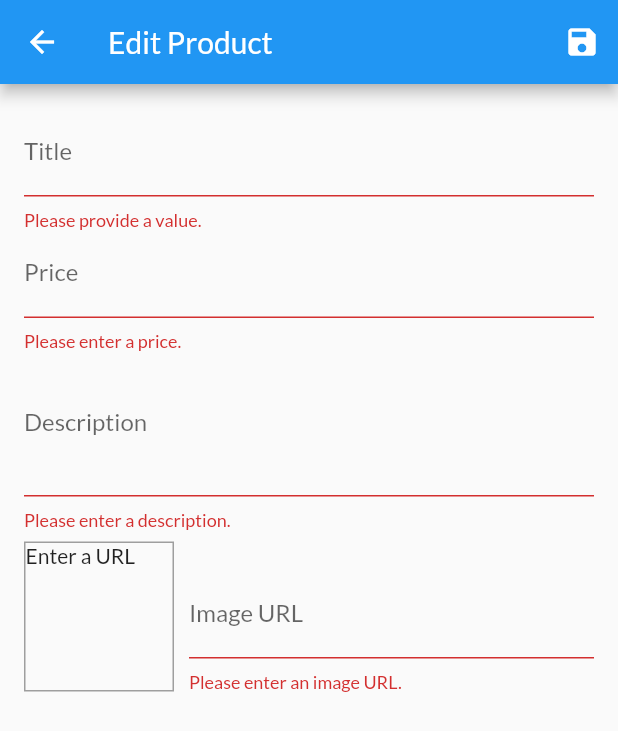
After one commit to Muhammadsajid12/shopy_app, a Flutter app: the EditProductScreen screen opened by its route, after a tap on the "save" icon, on a phone screen of 412 x 824 dp. The commit adds this screen. Shown: the top 731 px of the screen. Run offline on Flutter 3.47's test engine with Material 2 defaults, Android fonts, the light colour scheme and no system bars; network calls fail.

Commit message:
add form and validation

```diff
--- a/lib/main.dart
+++ b/lib/main.dart
@@ -7,6 +7,8 @@ import '../screens/products_overview_screen.dart';
 import './screens/product_detail_screen.dart';
 import './providers/products_items.dart';
 import './screens/card_screen.dart';
+import './screens/user_product.dart';
+import './screens/editProductScreen.dart';
 
 void main() => runApp(MyApp());
 
@@ -33,7 +35,9 @@ class MyApp extends StatelessWidget {
           //  Here define some routes..
           ProductDetailScreen.routeName: (ctx) => ProductDetailScreen(),
           CardScreen.routeName: (context) => CardScreen(),
-          OrdersScreen.routeName: (context) => OrdersScreen()
+          OrdersScreen.routeName: (context) => OrdersScreen(),
+          UserProduct.routeName: (context) => UserProduct(),
+          EditProductScreen.routeName: (context) => EditProductScreen()
         },
         // home: MyHomePage(),
       ),
--- a/lib/providers/products_items.dart
+++ b/lib/providers/products_items.dart
@@ -71,8 +71,35 @@ class Products with ChangeNotifier {
   //   notifyListeners();
   // }
 
-  void addProductd() {
-    // _item.add(value);
+  void addProduct(Product product) {
+    // Here we have to first add model class then extract the value from product map
+    final neWProduct = Product(
+        id: DateTime.now().toString(),
+        title: product.title,
+        description: product.description,
+        price: product.price,
+        imageUrl: product.imageUrl);
+
+    _items.insert(0, neWProduct);
+
+    notifyListeners();
+  }
+
+  void updateProduct(String id, Product newproduct) {
+    final productIndex = _items.indexWhere((element) => element.id == id);
+    if (productIndex <= 0) {
+      _items[productIndex] = newproduct;
+    } else {
+      print('...');
+    }
+    notifyListeners();
+  }
+
+// use for delete the product....
+  void deleteSignalProduct(String id) {
+    print('deletefn');
+    // RemoveWhere delete the all data when condition is meet..
+    _items.removeWhere((item) => item.id == id);
     notifyListeners();
   }
 }
--- /dev/null
+++ b/lib/screens/editProductScreen.dart
@@ -0,0 +1,272 @@
+import 'package:flutter/material.dart';
+import 'package:provider/provider.dart';
+
+import '../providers/product.dart';
+import '../providers/products_items.dart';
+
+class EditProductScreen extends StatefulWidget {
+  static const routeName = '/edit-product';
+
+  @override
+  _EditProductScreenState createState() => _EditProductScreenState();
+}
+
+class _EditProductScreenState extends State<EditProductScreen> {
+  final _priceFocusNode = FocusNode();
+  final _descriptionFocusNode = FocusNode();
+  final _imageUrlController = TextEditingController();
+  final _imageUrlFocusNode = FocusNode();
+  final _form = GlobalKey<FormState>();
+  var _editedProduct = Product(
+    id: null,
+    title: '',
+    price: 0,
+    description: '',
+    imageUrl: '',
+  );
+  var _initValues = {
+    'title': '',
+    'description': '',
+    'price': '',
+    'imageUrl': '',
+  };
+  var _isInit = true;
+
+  @override
+  void initState() {
+    _imageUrlFocusNode.addListener(_updateImageUrl);
+    super.initState();
+  }
+
+  @override
+  void didChangeDependencies() {
+    if (_isInit) {
+      final productId = ModalRoute.of(context).settings.arguments as String;
+      if (productId != null) {
+        print(productId);
+        _editedProduct =
+            Provider.of<Products>(context, listen: false).findById(productId);
+        _initValues = {
+          'title': _editedProduct.title,
+          'description': _editedProduct.description,
+          'price': _editedProduct.price.toString(),
+          // 'imageUrl': _editedProduct.imageUrl,
+          'imageUrl': '',
+        };
+        _imageUrlController.text = _editedProduct.imageUrl;
+      }
+    }
+    _isInit = false;
+    super.didChangeDependencies();
+  }
+
+  @override
+  void dispose() {
+    _imageUrlFocusNode.removeListener(_updateImageUrl);
+    _priceFocusNode.dispose();
+    _descriptionFocusNode.dispose();
+    _imageUrlController.dispose();
+    _imageUrlFocusNode.dispose();
+    super.dispose();
+  }
+
+  void _updateImageUrl() {
+    if (!_imageUrlFocusNode.hasFocus) {
+      if ((!_imageUrlController.text.startsWith('http') &&
+              !_imageUrlController.text.startsWith('https')) ||
+          (!_imageUrlController.text.endsWith('.png') &&
+              !_imageUrlController.text.endsWith('.jpg') &&
+              !_imageUrlController.text.endsWith('.jpeg'))) {
+        return;
+      }
+      setState(() {});
+    }
+  }
+
+  void _saveForm() {
+    final isValid = _form.currentState.validate();
+    if (!isValid) {
+      return;
+    }
+    _form.currentState.save();
+
+    if (_editedProduct.id != null) {
+      print('ProductUpdate');
+      Provider.of<Products>(context, listen: false)
+          .updateProduct(_editedProduct.id, _editedProduct);
+    } else {
+      print('ProductAdded');
+      Provider.of<Products>(context, listen: false).addProduct(_editedProduct);
+    }
+    Navigator.of(context).pop();
+  }
+
+  @override
+  Widget build(BuildContext context) {
+    return Scaffold(
+      appBar: AppBar(
+        title: Text('Edit Product'),
+        actions: <Widget>[
+          IconButton(
+            icon: Icon(Icons.save),
+            onPressed: _saveForm,
+          ),
+        ],
+      ),
+      body: Padding(
+        padding: const EdgeInsets.all(16.0),
+        child: Form(
+          key: _form,
+          child: ListView(
+            children: <Widget>[
+              TextFormField(
+                initialValue: _initValues['title'],
+                decoration: InputDecoration(labelText: 'Title'),
+                textInputAction: TextInputAction.next,
+                onFieldSubmitted: (_) {
+                  FocusScope.of(context).requestFocus(_priceFocusNode);
+                },
+                validator: (value) {
+                  if (value.isEmpty) {
+                    return 'Please provide a value.';
+                  }
+                  return null;
+                },
+                onSaved: (value) {
+                  _editedProduct = Product(
+                      title: value,
+                      price: _editedProduct.price,
+                      description: _editedProduct.description,
+                      imageUrl: _editedProduct.imageUrl,
+                      id: _editedProduct.id,
+                      isFavorite: _editedProduct.isFavorite);
+                },
+              ),
+              TextFormField(
+                initialValue: _initValues['price'],
+                decoration: InputDecoration(labelText: 'Price'),
+                textInputAction: TextInputAction.next,
+                keyboardType: TextInputType.number,
+                focusNode: _priceFocusNode,
+                onFieldSubmitted: (_) {
+                  FocusScope.of(context).requestFocus(_descriptionFocusNode);
+                },
+                validator: (value) {
+                  if (value.isEmpty) {
+                    return 'Please enter a price.';
+                  }
+                  if (double.tryParse(value) == null) {
+                    return 'Please enter a valid number.';
+                  }
+                  if (double.parse(value) <= 0) {
+                    return 'Please enter a number greater than zero.';
+                  }
+                  return null;
+                },
+                onSaved: (value) {
+                  _editedProduct = Product(
+                      title: _editedProduct.title,
+                      price: double.parse(value),
+                      description: _editedProduct.description,
+                      imageUrl: _editedProduct.imageUrl,
+                      id: _editedProduct.id,
+                      isFavorite: _editedProduct.isFavorite);
+                },
+              ),
+              TextFormField(
+                initialValue: _initValues['description'],
+                decoration: InputDecoration(labelText: 'Description'),
+                maxLines: 3,
+                keyboardType: TextInputType.multiline,
+                focusNode: _descriptionFocusNode,
+                validator: (value) {
+                  if (value.isEmpty) {
+                    return 'Please enter a description.';
+                  }
+                  if (value.length < 10) {
+                    return 'Should be at least 10 characters long.';
+                  }
+                  return null;
+                },
+                onSaved: (value) {
+                  _editedProduct = Product(
+                    title: _editedProduct.title,
+                    price: _editedProduct.price,
+                    description: value,
+                    imageUrl: _editedProduct.imageUrl,
+                    id: _editedProduct.id,
+                    isFavorite: _editedProduct.isFavorite,
+                  );
+                },
+              ),
+              Row(
+                crossAxisAlignment: CrossAxisAlignment.end,
+                children: <Widget>[
+                  Container(
+                    width: 100,
+                    height: 100,
+                    margin: EdgeInsets.only(
+                      top: 8,
+                      right: 10,
+                    ),
+                    decoration: BoxDecoration(
+                      border: Border.all(
+                        width: 1,
+                        color: Colors.grey,
+                      ),
+                    ),
+                    child: _imageUrlController.text.isEmpty
+                        ? Text('Enter a URL')
+                        : FittedBox(
+                            child: Image.network(
+                              _imageUrlController.text,
+                              fit: BoxFit.cover,
+                            ),
+                          ),
+                  ),
+                  Expanded(
+                    child: TextFormField(
+                      decoration: InputDecoration(labelText: 'Image URL'),
+                      keyboardType: TextInputType.url,
+                      textInputAction: TextInputAction.done,
+                      controller: _imageUrlController,
+                      focusNode: _imageUrlFocusNode,
+                      onFieldSubmitted: (_) {
+                        _saveForm();
+                      },
+                      validator: (value) {
+                        if (value.isEmpty) {
+                          return 'Please enter an image URL.';
+                        }
+                        if (!value.startsWith('http') &&
+                            !value.startsWith('https')) {
+                          return 'Please enter a valid URL.';
+                        }
+                        if (!value.endsWith('.png') &&
+                            !value.endsWith('.jpg') &&
+                            !value.endsWith('.jpeg')) {
+                          return 'Please enter a valid image URL.';
+                        }
+                        return null;
+                      },
+                      onSaved: (value) {
+                        _editedProduct = Product(
+                          title: _editedProduct.title,
+                          price: _editedProduct.price,
+                          description: _editedProduct.description,
+                          imageUrl: value,
+                          id: _editedProduct.id,
+                          isFavorite: _editedProduct.isFavorite,
+                        );
+                      },
+                    ),
+                  ),
+                ],
+              ),
+            ],
+          ),
+        ),
+      ),
+    );
+  }
+}
--- a/lib/widgets/drawer.dart
+++ b/lib/widgets/drawer.dart
@@ -1,5 +1,6 @@
 import 'package:flutter/material.dart';
 import '../screens/OrderScreen.dart';
+import '../screens/user_product.dart';
 
 class AppDrawer extends StatelessWidget {
   @override
@@ -8,7 +9,7 @@ class AppDrawer extends StatelessWidget {
       child: Column(
         children: <Widget>[
           AppBar(
-            title: Text('Hello Friend!'),
+            title: Text('SideBar!'),
             automaticallyImplyLeading: false,
           ),
           Divider(),
@@ -28,6 +29,14 @@ class AppDrawer extends StatelessWidget {
                   .pushReplacementNamed(OrdersScreen.routeName);
             },
           ),
+          Divider(),
+          ListTile(
+            leading: Icon(Icons.edit),
+            title: Text('UserProduct'),
+            onTap: () {
+              Navigator.of(context).pushReplacementNamed(UserProduct.routeName);
+            },
+          ),
         ],
       ),
     );
--- a/lib/widgets/product_grid_view.dart
+++ b/lib/widgets/product_grid_view.dart
@@ -20,7 +20,7 @@ class ProductGrid extends StatelessWidget {
       itemBuilder: (ctx, i) => ChangeNotifierProvider.value(
         //  Here im using the value notifier because im nesting the provider....
         //  one  sidenote in ProductItem widget we can listen the data of individual product....😎😎
-        value: products[i],
+        value: products[i], //Here we giving the value to ProductItem
         child: ProductItem(
             // products[i].id,
             // products[i].title,
```
Also changed, not shown: lib/providers/cart.dart (+19 -0 lines), lib/screens/user_product.dart (added, +37 -0 lines), lib/widgets/cart_item.dart (+24 -0 lines), lib/widgets/product_item.dart (+13 -1 lines), lib/widgets/user_product_Item.dart (added, +42 -0 lines).
